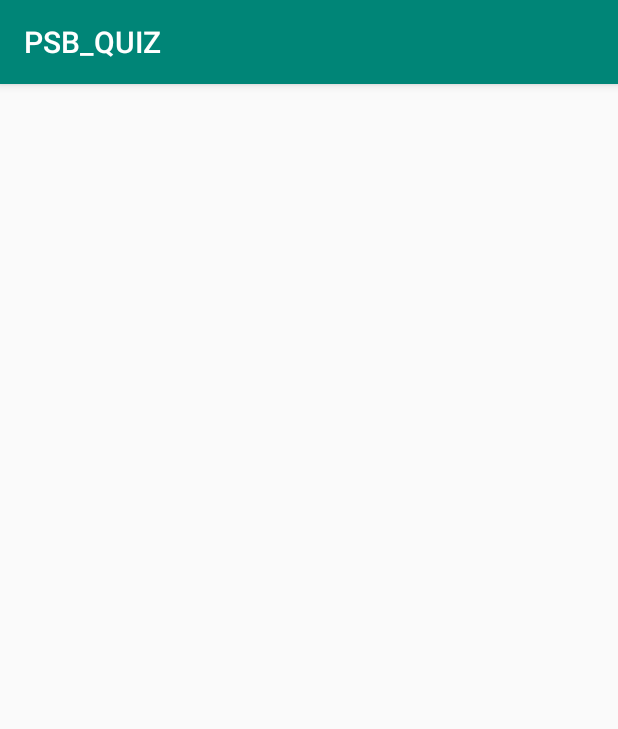
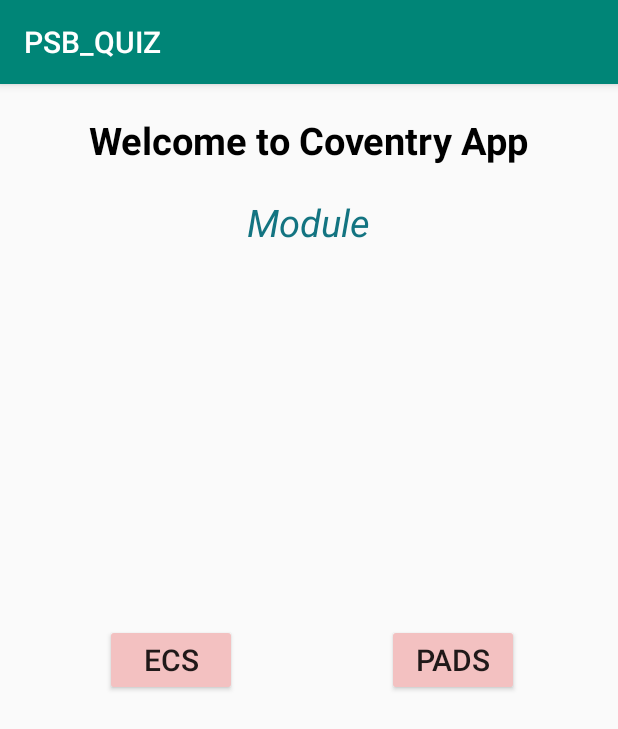
Before and after one commit to roneron101/PSB_QUIZ, an Android app: the screen it shows after launch once a user with an empty profile is signed in (MenuActivity), on a phone screen of 412 x 824 dp. Shown: the top 729 px of the screen. Run offline under Robolectric (Android 15) with nearby library versions, the phone set to English and light mode, and no system bars; our stand-ins replace Firebase (no records; nobody signed in at launch, a user with empty details on screens opened directly); libraries missing offline, so code that uses them is left out: com.firebase.ui; 2 statements that could not run were skipped.

Commit message:
Sprint 1 - Main Page

```diff
--- a/app/src/main/java/com/example/psb_quiz/MenuActivity.java
+++ b/app/src/main/java/com/example/psb_quiz/MenuActivity.java
@@ -2,13 +2,31 @@ package com.example.psb_quiz;
 
 import androidx.appcompat.app.AppCompatActivity;
 
+import android.content.Intent;
 import android.os.Bundle;
+import android.view.View;
+import android.widget.Button;
 
 public class MenuActivity extends AppCompatActivity {
+
+    Button ECS, ICOS;
 
     @Override
     protected void onCreate(Bundle savedInstanceState) {
         super.onCreate(savedInstanceState);
         setContentView(R.layout.activity_menu);
+        ECS = findViewById(R.id.button3);
+        ICOS = findViewById(R.id.button4);
+
+        ECS.setOnClickListener(new View.OnClickListener() {
+            @Override
+            public void onClick(View view) {
+                Intent intent = new Intent(MenuActivity.this, MainActivity.class);
+                startActivity(intent);
+            }
+        });
+
+
+
     }
 }
--- a/app/src/main/res/layout/activity_menu.xml
+++ b/app/src/main/res/layout/activity_menu.xml
@@ -1,9 +1,59 @@
 <?xml version="1.0" encoding="utf-8"?>
-<androidx.constraintlayout.widget.ConstraintLayout xmlns:android="http://schemas.android.com/apk/res/android"
+<RelativeLayout xmlns:android="http://schemas.android.com/apk/res/android"
     xmlns:app="http://schemas.android.com/apk/res-auto"
     xmlns:tools="http://schemas.android.com/tools"
     android:layout_width="match_parent"
     android:layout_height="match_parent"
     tools:context=".MenuActivity">
 
-</androidx.constraintlayout.widget.ConstraintLayout>
+    <TextView
+        android:id="@+id/textView3"
+        android:layout_width="wrap_content"
+        android:layout_height="wrap_content"
+        android:text="Welcome to Coventry App"
+        android:layout_centerHorizontal="true"
+        android:layout_marginTop="20dp"
+        android:textSize="25dp"
+        android:textStyle="bold"
+        android:textColor="#000000"
+        tools:layout_editor_absoluteX="176dp"
+        tools:layout_editor_absoluteY="113dp" />
+
+    <TextView
+        android:id="@+id/textView4"
+        android:layout_width="wrap_content"
+        android:layout_height="wrap_content"
+        android:text="Module"
+        android:layout_below="@+id/textView3"
+        android:layout_centerHorizontal="true"
+        android:layout_marginTop="20dp"
+        android:textSize="25dp"
+        android:textStyle="italic"
+        android:textColor="#137481"
+        tools:layout_editor_absoluteX="176dp"
+        tools:layout_editor_absoluteY="113dp" />
+
+    <Button
+        android:id="@+id/button3"
+        android:layout_width="wrap_content"
+        android:layout_height="wrap_content"
+        android:text="ECS"
+        android:layout_centerInParent="true"
+        android:layout_alignParentLeft="true"
+        android:layout_marginLeft="70dp"
+        android:textSize="20dp"
+        android:backgroundTint="#F3C1C1"
+        />
+
+    <Button
+        android:id="@+id/button4"
+        android:layout_width="wrap_content"
+        android:layout_height="wrap_content"
+        android:text="PADS"
+        android:layout_toRightOf="@+id/button3"
+        android:layout_centerInParent="true"
+        android:layout_marginLeft="100dp"
+        android:textSize="20dp"
+        android:backgroundTint="#F3C1C1" />
+
+</RelativeLayout>
```
